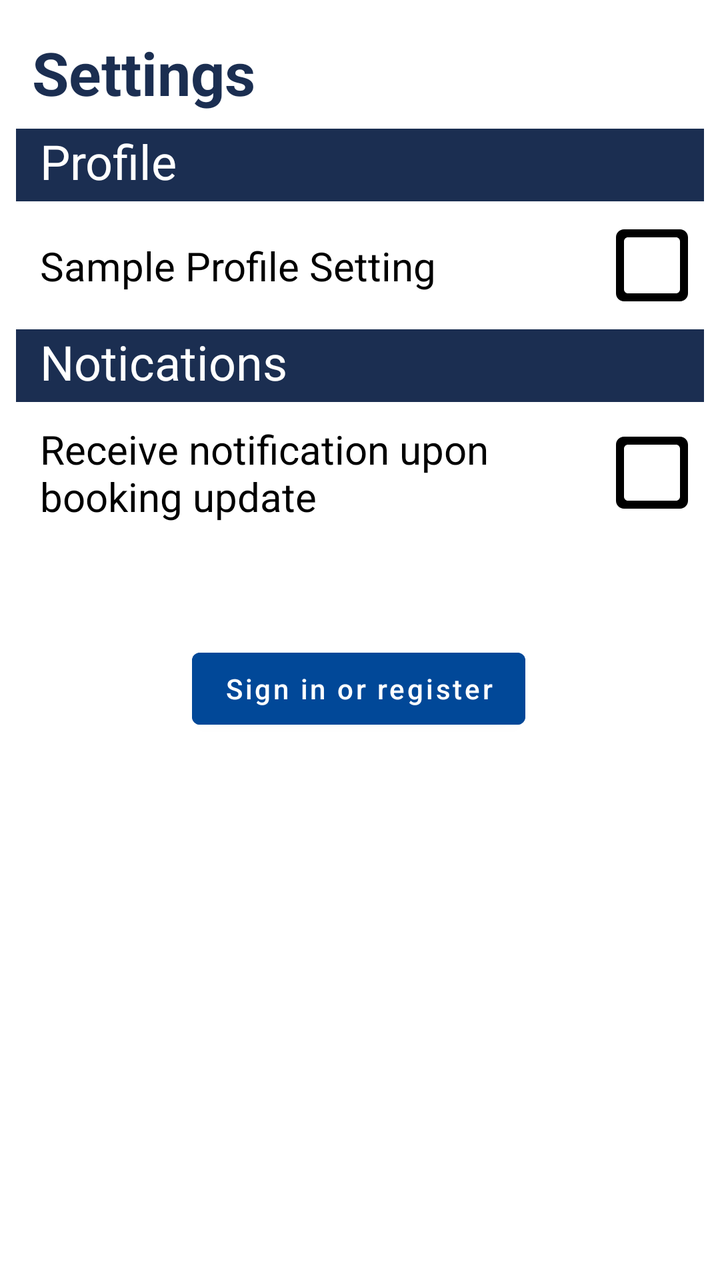
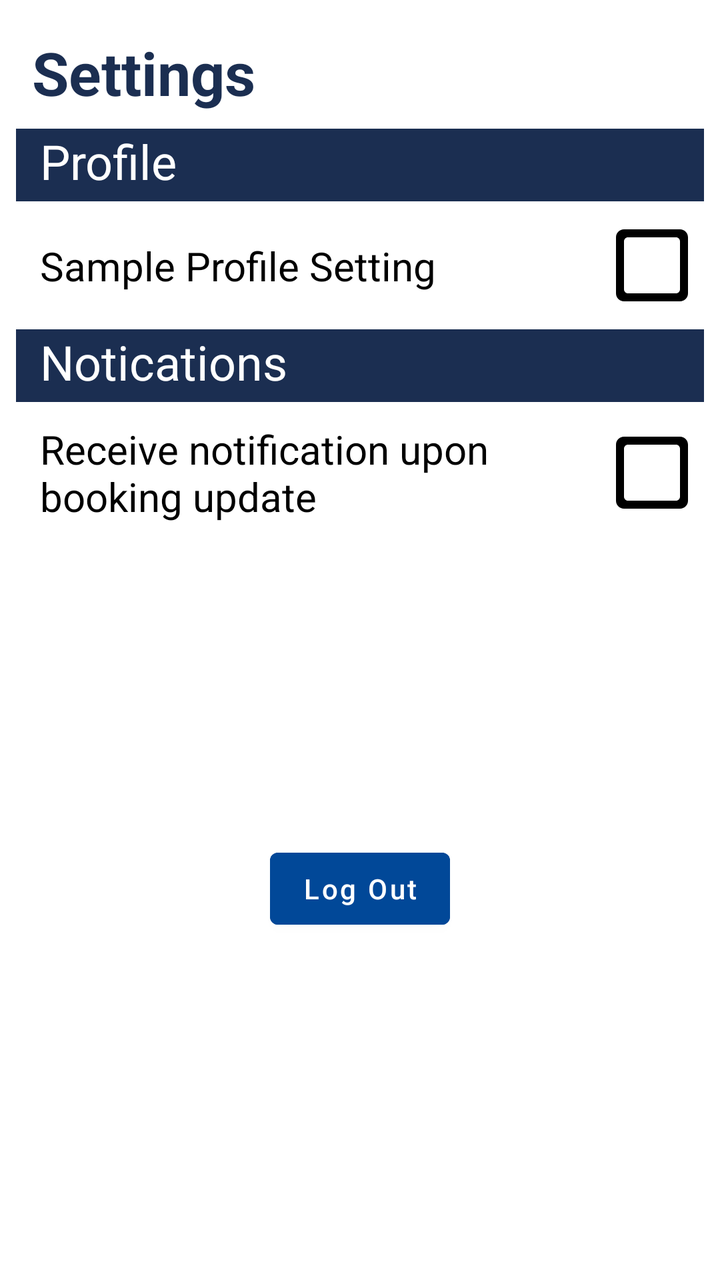

Screens rendered from an Android XML layout before and after an edit, with the pre-edit source and the edit as a unified diff.
<!-- AndroidManifest.xml: application theme Theme.COMP2000 -->
<!-- res/layout/fragment_settings.xml -->
<?xml version="1.0" encoding="utf-8"?>
<ScrollView
    xmlns:android="http://schemas.android.com/apk/res/android"
    xmlns:app="http://schemas.android.com/apk/res-auto"
    xmlns:tools="http://schemas.android.com/tools"
    android:layout_width="match_parent"
    android:layout_height="match_parent"
    android:background="#FFFFFF"
    android:fillViewport="true">

    <androidx.constraintlayout.widget.ConstraintLayout
        android:layout_width="match_parent"
        android:layout_height="match_parent">

        
        <TextView style="@style/PrimaryHeader"
            android:id="@+id/settings_screen_header"
            android:text="Settings"
            app:layout_constraintEnd_toEndOf="parent"
            app:layout_constraintStart_toStartOf="parent"
            app:layout_constraintTop_toTopOf="parent"/>

        
        <TextView style="@style/SecondaryHeader"
            android:id="@+id/settings_profile_header"
            android:text="Profile"
            app:layout_constraintTop_toBottomOf="@id/settings_screen_header"
            app:layout_constraintStart_toStartOf="parent"
            app:layout_constraintEnd_toEndOf="parent"/>

        
        <androidx.constraintlayout.widget.ConstraintLayout
            android:id="@+id/profile_settings_box"
            android:layout_width="match_parent"
            android:layout_height="wrap_content"
            app:layout_constraintTop_toBottomOf="@id/settings_profile_header"
            app:layout_constraintStart_toStartOf="parent"
            app:layout_constraintEnd_toEndOf="parent"
            android:paddingHorizontal="10dp"
            android:layout_marginTop="8dp"
            app:layout_constrainedWidth="true">

            <TextView style="@style/SettingsText"
                android:id="@+id/profile_settings_text1"
                android:text="Sample Profile Setting"
                app:layout_constraintStart_toStartOf="parent"
                app:layout_constraintEnd_toStartOf="@id/profile_setting_toggle1"
                app:layout_constraintTop_toTopOf="parent"
                app:layout_constraintBottom_toBottomOf="parent"/>

            <ImageView style="@style/Icon"
                android:id="@+id/profile_setting_toggle1"
                android:contentDescription="On/off toggle"
                android:src="@drawable/round_check_box_outline_blank_24"
                app:layout_constraintEnd_toEndOf="parent"
                app:layout_constraintTop_toTopOf="parent"
                app:layout_constraintBottom_toBottomOf="parent"/>
        </androidx.constraintlayout.widget.ConstraintLayout>

        
        <TextView style="@style/SecondaryHeader"
            android:id="@+id/settings_notifications_header"
            android:text="Notications"
            app:layout_constraintTop_toBottomOf="@id/profile_settings_box"
            app:layout_constraintStart_toStartOf="parent"
            app:layout_constraintEnd_toEndOf="parent"
            android:layout_marginTop="8dp"/>

        
        <androidx.constraintlayout.widget.ConstraintLayout
            android:id="@+id/notification_setting_row"
            android:layout_width="match_parent"
            android:layout_height="wrap_content"
            app:layout_constraintTop_toBottomOf="@id/settings_notifications_header"
            app:layout_constraintStart_toStartOf="parent"
            app:layout_constraintEnd_toEndOf="parent"
            android:paddingHorizontal="10dp"
            app:layout_constrainedWidth="true">

            
            <TextView style="@style/SettingsText"
                android:id="@+id/notification_setting_text1"
                android:text="Receive notification upon booking update"
                app:layout_constraintEnd_toStartOf="@id/notification_setting_toggle"
                app:layout_constraintStart_toStartOf="parent"
                app:layout_constraintTop_toTopOf="parent"
                app:layout_constraintBottom_toBottomOf="parent"/>

            
            <ImageView style="@style/Icon"
                android:id="@+id/notification_setting_toggle"
                android:contentDescription="On/off toggle"
                android:hint="Toggle setting"
                android:src="@drawable/round_check_box_outline_blank_24"
                app:layout_constraintEnd_toEndOf="parent"
                app:layout_constraintTop_toTopOf="parent"
                app:layout_constraintBottom_toBottomOf="parent"/>
        </androidx.constraintlayout.widget.ConstraintLayout>

        <Button style="@style/PrimaryButton"
            android:id="@+id/login"
            android:layout_width="wrap_content"
            android:layout_height="wrap_content"
            android:layout_marginTop="256dp"
            android:text="@string/action_sign_in"
            app:layout_constraintEnd_toEndOf="parent"
            app:layout_constraintHorizontal_bias="0.497"
            app:layout_constraintStart_toStartOf="parent"
            app:layout_constraintTop_toBottomOf="@id/settings_screen_header" />
    </androidx.constraintlayout.widget.ConstraintLayout>
</ScrollView>
<!-- resources referenced by this layout -->
<resources>
  <!-- drawable round_check_box_outline_blank_24 (drawable) -->
  <vector xmlns:android="http://schemas.android.com/apk/res/android" android:height="24dp" android:tint="#000000" android:viewportHeight="24" android:viewportWidth="24" android:width="24dp">
        
      <path android:fillColor="@android:color/white" android:pathData="M18,19L6,19c-0.55,0 -1,-0.45 -1,-1L5,6c0,-0.55 0.45,-1 1,-1h12c0.55,0 1,0.45 1,1v12c0,0.55 -0.45,1 -1,1zM19,3L5,3c-1.1,0 -2,0.9 -2,2v14c0,1.1 0.9,2 2,2h14c1.1,0 2,-0.9 2,-2L21,5c0,-1.1 -0.9,-2 -2,-2z"/>
      
  </vector>
  <string name="action_sign_in">Sign in or register</string>
  <style name="Icon">
          <item name="android:layout_width">48dp</item>
          <item name="android:layout_height">48dp</item>
          <item name="android:clickable">true</item>
          <item name="android:layout_gravity">center</item>
      </style>
  <style name="PrimaryButton">
          <item name="android:backgroundTint">@color/blue</item>
          <item name="android:textColor">@color/white</item>
          <item name="android:textAllCaps">false</item>
          <item name="android:layout_marginHorizontal">10dp</item>
      </style>
  <style name="PrimaryHeader">
          <item name="android:textSize">30sp</item>
          <item name="android:textStyle">bold</item>
          <item name="android:textColor">@color/navy</item>
          <item name="android:paddingBottom">8dp</item>
          <item name="android:layout_width">match_parent</item>
          <item name="android:layout_height">wrap_content</item>
          <item name="android:layout_margin">16dp</item>
      </style>
  <style name="SecondaryHeader">
          <item name="android:background">@color/navy</item>
          <item name="android:textColor">@color/white</item>
          <item name="android:textSize">24sp</item>
          <item name="android:layout_marginBottom">8dp</item>
          <item name="android:layout_marginHorizontal">8dp</item>
          <item name="android:paddingHorizontal">12dp</item>
          <item name="android:paddingBottom">4dp</item>
          <item name="android:layout_width">match_parent</item>
          <item name="android:layout_height">wrap_content</item>
      </style>
  <style name="SettingsText">
          <item name="android:layout_width">0dp</item>
          <item name="android:layout_height">wrap_content</item>
          <item name="android:layout_weight">8</item>
          <item name="android:textSize">20dp</item>
          <item name="android:textColor">@color/black</item>
          <item name="android:padding">10dp</item>
      </style>
  <style name="Theme.COMP2000" parent="Theme.MaterialComponents.DayNight.NoActionBar">
          
          <item name="colorPrimary">@color/light_blue</item>
          <item name="colorPrimaryVariant">@color/blue</item>
          <item name="colorOnPrimary">@color/white</item>
          
          <item name="colorSecondary">@color/navy</item>
          <item name="colorSecondaryVariant">@color/light_rose</item>
          <item name="colorOnSecondary">@color/black</item>
          
          <item name="android:statusBarColor">?attr/colorPrimaryVariant</item>
          
      </style>
  <color name="blue">#014898</color>
  <color name="white">#FFFFFFFF</color>
  <color name="navy">#1b2e51</color>
  <color name="black">#FF000000</color>
  <color name="light_blue">#e0ecfa</color>
  <color name="light_rose">#ece6f0</color>
</resources>

<!-- the commit's change to res/layout/fragment_settings.xml (unified diff, before → after) -->
@@ -97,14 +97,14 @@
                 app:layout_constraintBottom_toBottomOf="parent"/>
         </androidx.constraintlayout.widget.ConstraintLayout>
 
-        <Button style="@style/PrimaryButton"
-            android:id="@+id/login"
+        <Button
+            android:id="@+id/log_out"
+            style="@style/PrimaryButton"
             android:layout_width="wrap_content"
             android:layout_height="wrap_content"
-            android:layout_marginTop="256dp"
-            android:text="@string/action_sign_in"
+            android:layout_marginTop="356dp"
+            android:text="Log Out"
             app:layout_constraintEnd_toEndOf="parent"
-            app:layout_constraintHorizontal_bias="0.497"
             app:layout_constraintStart_toStartOf="parent"
             app:layout_constraintTop_toBottomOf="@id/settings_screen_header" />
     </androidx.constraintlayout.widget.ConstraintLayout>
<!-- resource entries referenced after the edit -->
@@ -6,7 +6,6 @@
       <path android:fillColor="@android:color/white" android:pathData="M18,19L6,19c-0.55,0 -1,-0.45 -1,-1L5,6c0,-0.55 0.45,-1 1,-1h12c0.55,0 1,0.45 1,1v12c0,0.55 -0.45,1 -1,1zM19,3L5,3c-1.1,0 -2,0.9 -2,2v14c0,1.1 0.9,2 2,2h14c1.1,0 2,-0.9 2,-2L21,5c0,-1.1 -0.9,-2 -2,-2z"/>
       
   </vector>
-  <string name="action_sign_in">Sign in or register</string>
   <style name="Icon">
           <item name="android:layout_width">48dp</item>
           <item name="android:layout_height">48dp</item>
